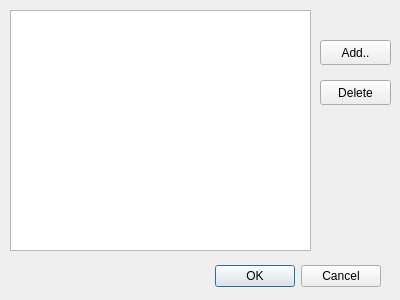
Above: src/forms/selectdictionarydialog.ui from Divaev/QClipboardTranslator before the change. Below: the same form after it.
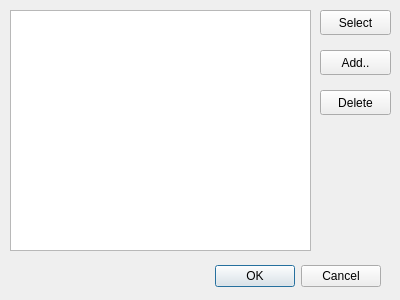
That is the form after the change.

```diff
--- a/src/forms/selectdictionarydialog.ui
+++ b/src/forms/selectdictionarydialog.ui
@@ -33,7 +33,7 @@
    <property name="geometry">
     <rect>
      <x>320</x>
-     <y>40</y>
+     <y>50</y>
      <width>71</width>
      <height>25</height>
     </rect>
@@ -46,7 +46,7 @@
    <property name="geometry">
     <rect>
      <x>320</x>
-     <y>80</y>
+     <y>90</y>
      <width>71</width>
      <height>25</height>
     </rect>
@@ -65,6 +65,19 @@
     </rect>
    </property>
   </widget>
+  <widget class="QPushButton" name="selectDictButton">
+   <property name="geometry">
+    <rect>
+     <x>320</x>
+     <y>10</y>
+     <width>71</width>
+     <height>25</height>
+    </rect>
+   </property>
+   <property name="text">
+    <string>Select</string>
+   </property>
+  </widget>
  </widget>
  <resources/>
  <connections>
```
